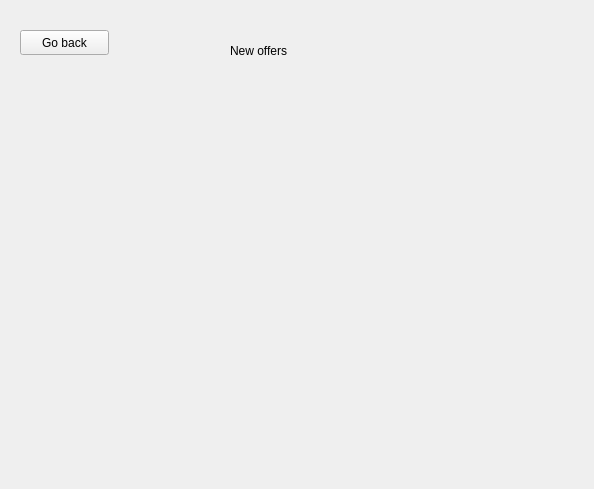
This is sdi_app/gui/menu_company.ui in FratiaXd/SDI as Qt 5 draws it before an edit. The edited form follows.
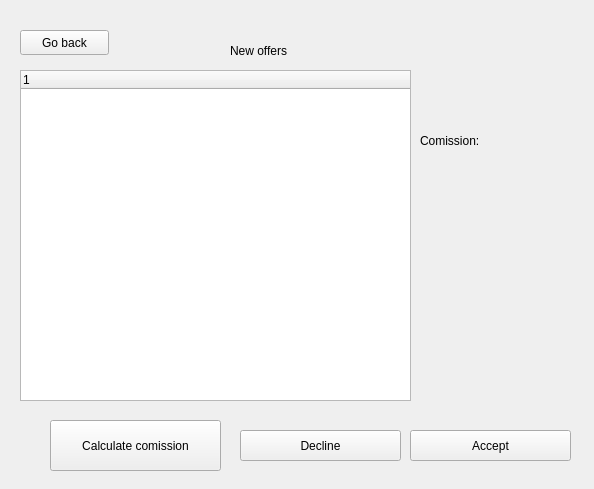
This is the edited form. The open tabs and pages were chosen to show the change.

The edit to the form file:
```diff
--- a/sdi_app/gui/menu_company.ui
+++ b/sdi_app/gui/menu_company.ui
@@ -132,6 +132,73 @@
       <string>Go back</string>
      </property>
     </widget>
+    <widget class="QTreeWidget" name="treeWidget_2">
+     <property name="geometry">
+      <rect>
+       <x>20</x>
+       <y>70</y>
+       <width>391</width>
+       <height>331</height>
+      </rect>
+     </property>
+     <column>
+      <property name="text">
+       <string notr="true">1</string>
+      </property>
+     </column>
+    </widget>
+    <widget class="QPushButton" name="pushButton_10">
+     <property name="geometry">
+      <rect>
+       <x>50</x>
+       <y>420</y>
+       <width>171</width>
+       <height>51</height>
+      </rect>
+     </property>
+     <property name="text">
+      <string>Calculate comission</string>
+     </property>
+    </widget>
+    <widget class="QPushButton" name="pushButton_11">
+     <property name="geometry">
+      <rect>
+       <x>410</x>
+       <y>430</y>
+       <width>161</width>
+       <height>31</height>
+      </rect>
+     </property>
+     <property name="text">
+      <string>Accept</string>
+     </property>
+    </widget>
+    <widget class="QPushButton" name="pushButton_12">
+     <property name="geometry">
+      <rect>
+       <x>240</x>
+       <y>430</y>
+       <width>161</width>
+       <height>31</height>
+      </rect>
+     </property>
+     <property name="text">
+      <string>Decline</string>
+     </property>
+    </widget>
+    <widget class="QLabel" name="label_7">
+     <property name="geometry">
+      <rect>
+       <x>420</x>
+       <y>120</y>
+       <width>131</width>
+       <height>41</height>
+      </rect>
+     </property>
+     <property name="text">
+      <string>Comission:</string>
+     </property>
+    </widget>
    </widget>
    <widget class="QWidget" name="page_3">
     <widget class="QLabel" name="label_3">
```
Left out of the diff: 68 changed lines with no effect on the pictures.
